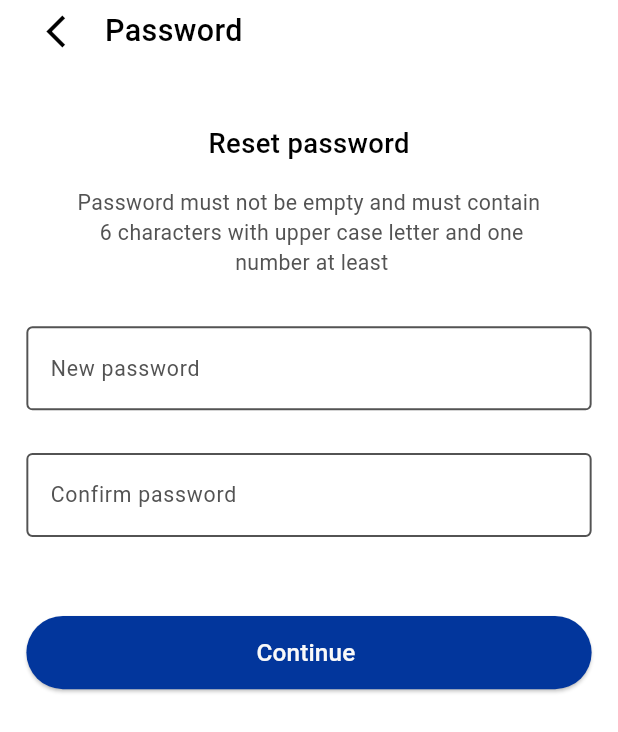
After one commit to mohamedAlaa-CS/online_exam, a Flutter app: the ResetPasswordView screen opened by its route, on a phone screen of 412 x 824 dp. The commit adds this screen. Shown: the top 732 px of the screen. Run offline on Flutter 3.47's test engine with Material 3 defaults, Android fonts, the phone set to English and light mode, and no system bars; our stand-ins replace dio, flutter_bloc, flutter_screenutil, get_it, injectable, pinput.

Commit message:
reset password UI done

```diff
--- a/lib/core/routing/app_router.dart
+++ b/lib/core/routing/app_router.dart
@@ -3,6 +3,7 @@ import 'package:flutter_bloc/flutter_bloc.dart';
 import 'package:online_exam/core/di/di.dart';
 import 'package:online_exam/core/routing/routes.dart';
 import 'package:online_exam/presentation/forget_password/views/forget_password_view.dart';
+import 'package:online_exam/presentation/forget_password/views/reset_password_view.dart';
 import 'package:online_exam/presentation/forget_password/views/verification_code_view.dart';
 import 'package:online_exam/presentation/login/login_view.dart';
 import 'package:online_exam/presentation/signup/sign_up_view.dart';
@@ -30,6 +31,10 @@ class AppRouters {
         return MaterialPageRoute(
           builder: (context) => VerificationCodeView(),
         );
+      case Routers.resetPasswordView:
+        return MaterialPageRoute(
+          builder: (context) => const ResetPasswordView(),
+        );
 
       default:
         return null;
--- a/lib/core/routing/routes.dart
+++ b/lib/core/routing/routes.dart
@@ -3,4 +3,5 @@ class Routers {
   static const String signupView = '/signup';
   static const String forgetPassword = '/forget_password_view';
   static const String verificationCodeView = '/verification_code_view';
+  static const String resetPasswordView = '/reset_password_view';
 }
--- /dev/null
+++ b/lib/presentation/forget_password/views/reset_password_view.dart
@@ -0,0 +1,51 @@
+import 'package:flutter/material.dart';
+import 'package:flutter_screenutil/flutter_screenutil.dart';
+import 'package:online_exam/core/helper/spacing.dart';
+import 'package:online_exam/core/widgets/app_button.dart';
+import 'package:online_exam/core/widgets/app_text_form_field.dart';
+import 'package:online_exam/core/widgets/title_of_view.dart';
+import 'package:online_exam/presentation/forget_password/widgets/ttitle_and_description_forget_password.dart';
+
+class ResetPasswordView extends StatelessWidget {
+  const ResetPasswordView({super.key});
+
+  @override
+  Widget build(BuildContext context) {
+    return Scaffold(
+      body: SafeArea(
+        child: Padding(
+          padding: EdgeInsets.only(right: 16.w, left: 16.0.w),
+          child: SingleChildScrollView(
+            child: Column(
+              children: [
+                const TitleOfView(title: 'Password'),
+                verticalSpace(40),
+                const TitleAndDescriptionForgetPassword(
+                  title: 'Reset password',
+                  description:
+                      'Password must not be empty and must contain \n 6 characters with upper case letter and one \n number at least ',
+                ),
+                verticalSpace(8),
+                const AppTextFormField(
+                  labelText: 'New password',
+                  hintText: 'Enter your password',
+                ),
+                verticalSpace(4),
+                const AppTextFormField(
+                  labelText: 'Confirm password',
+                  hintText: 'Confirm password',
+                ),
+                verticalSpace(52),
+                AppButton(
+                  isExpanded: true,
+                  text: 'Continue ',
+                  onPressed: () {},
+                ),
+              ],
+            ),
+          ),
+        ),
+      ),
+    );
+  }
+}
--- a/lib/presentation/forget_password/views/verification_code_view.dart
+++ b/lib/presentation/forget_password/views/verification_code_view.dart
@@ -1,6 +1,8 @@
 import 'package:flutter/material.dart';
 import 'package:flutter_screenutil/flutter_screenutil.dart';
+import 'package:online_exam/core/helper/extensions.dart';
 import 'package:online_exam/core/helper/spacing.dart';
+import 'package:online_exam/core/routing/routes.dart';
 import 'package:online_exam/core/theming/colors.dart';
 import 'package:online_exam/core/theming/styles.dart';
 import 'package:online_exam/core/widgets/title_of_view.dart';
@@ -49,7 +51,10 @@ class VerificationCodeView extends StatelessWidget {
                     border: Border.all(color: AppColors.error),
                   ),
                   length: 6,
-                  onCompleted: (pin) => print(pin),
+                  onCompleted: (pin) {
+                    // todo : call verify otp api here & nav to reset password
+                    context.pushName(Routers.resetPasswordView);
+                  },
                 ),
                 verticalSpace(24),
                 const DonotReceiveCodeTextAndResendButton()
```
